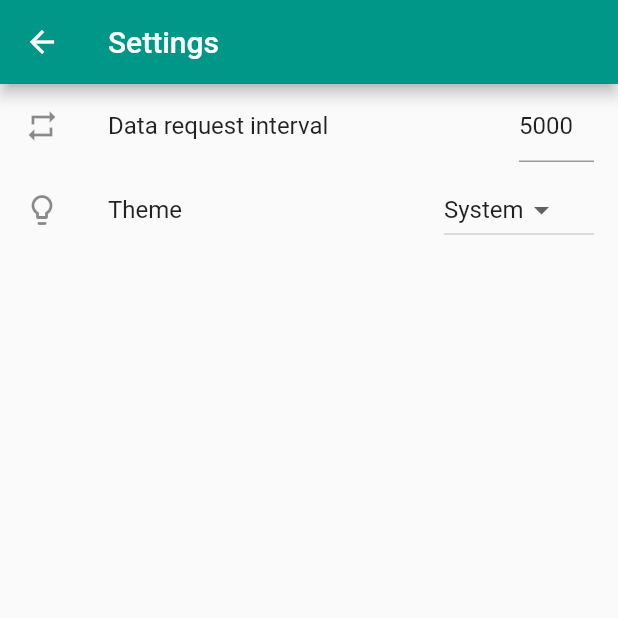
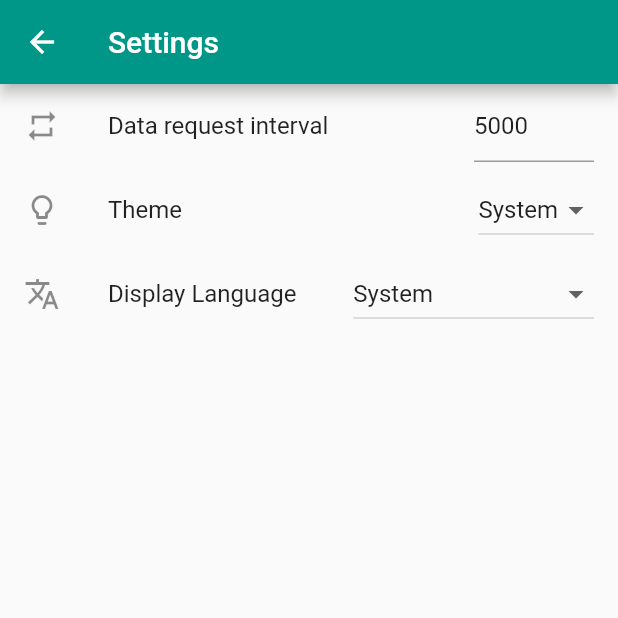
Before and after one commit to tingtingths/dsgo, a Flutter app: the screen it shows after launch, after a tap on the "menu" icon, after a tap on "Settings", on a phone screen of 412 x 824 dp, the top half of it. Run offline on Flutter 3.47's test engine with Material 2 defaults, Android fonts, the phone set to English and light mode, and no system bars; our stand-ins replace file_picker, flutter_riverpod, flutter_secure_storage, localstorage, package_info_plus, tuple; missing offline and left inert: chunked_stream, synoapi; generated files the repository leaves out were written again.

Commit message:
feat: add locale selection in settings.

```diff
--- a/lib/l10n/app_en.arb
+++ b/lib/l10n/app_en.arb
@@ -40,6 +40,19 @@
   "settingsThemeLight": "Light",
   "@settingsThemeLight": {
     "description": "Theme setting light option"
+  },
+  "displayLanguage": "Display Language",
+  "settingsDisplayLangSystem": "System",
+  "@settingsDisplayLangSystem": {
+    "description": "Display language setting system option"
+  },
+  "settingsDisplayLangEN": "English",
+  "@settingsDisplayLangEN": {
+    "description": "Display language setting English option"
+  },
+  "settingsDisplayLangZhHant": "Traditional Chinese",
+  "@settingsDisplayLangZhHant": {
+    "description": "Display language setting TC option"
   },
   "searchBarText": "Search",
   "@searchBarText": {
--- a/lib/main.dart
+++ b/lib/main.dart
@@ -1,7 +1,10 @@
+import 'dart:ui';
+
 import 'package:dsgo/datasource/connection.dart';
 import 'package:flutter/material.dart';
 import 'package:flutter_localizations/flutter_localizations.dart';
 import 'package:flutter_riverpod/flutter_riverpod.dart';
+import 'package:intl/intl.dart';
 import 'package:logging/logging.dart';
 import 'package:synoapi/synoapi.dart';
 
@@ -48,6 +51,7 @@ class App extends StatefulWidget {
 }
 
 class AppState extends State<App> {
+
   @override
   void initState() {
     // load configurations from storage
@@ -67,6 +71,8 @@ class AppState extends State<App> {
   Widget build(BuildContext context) {
     return Consumer(builder: (context, watch, _) {
       var settings = watch(userSettingsProvider).state;
+      final locale = settings.locale ?? PlatformDispatcher.instance.locale;
+
       return MaterialApp(
         home: Material(child: MainScaffold(settings)),
         themeMode: settings.themeMode,
@@ -90,9 +96,10 @@ class AppState extends State<App> {
           GlobalCupertinoLocalizations.delegate,
         ],
         supportedLocales: [
-          const Locale('en'), // English, no country code
-          const Locale.fromSubtags(languageCode: 'zh', scriptCode: 'Hant'), // 'zh_Hant_HK'
+          const Locale('en'),
+          const Locale.fromSubtags(languageCode: 'zh', scriptCode: 'Hant'),
         ],
+        locale: locale
       );
     });
   }
--- a/lib/page/settings.dart
+++ b/lib/page/settings.dart
@@ -1,10 +1,9 @@
 import 'package:dsgo/main.dart';
 import 'package:flutter/material.dart';
+import 'package:flutter_gen/gen_l10n/app_localizations.dart';
 import 'package:flutter_riverpod/flutter_riverpod.dart';
 
 import '../datasource/user_settings.dart';
-import '../util/const.dart';
-import 'package:flutter_gen/gen_l10n/app_localizations.dart';
 
 class SettingsPage extends StatefulWidget {
   @override
@@ -36,7 +35,7 @@ class SettingsPageState extends State<SettingsPage> {
                   title: Text(l10n.settingsRequestInterval),
                   leading: Icon(Icons.repeat),
                   trailing: Container(
-                    width: 50,
+                    width: 80,
                     child: TextFormField(
                       initialValue: settings.apiRequestFrequency.toRadixString(10),
                       keyboardType: TextInputType.number,
@@ -50,9 +49,7 @@ class SettingsPageState extends State<SettingsPage> {
               ListTile(
                   title: Text(l10n.theme),
                   leading: Icon(Icons.lightbulb_outline),
-                  trailing: Container(
-                      width: 100,
-                      child: DropdownButton(
+                  trailing: DropdownButton(
                     value: settings.themeMode,
                     items: ThemeMode.values.map((val) {
                       return DropdownMenuItem<ThemeMode>(
@@ -69,7 +66,31 @@ class SettingsPageState extends State<SettingsPage> {
                       context.read(userSettingsDatastoreProvider).set(settings);
                       context.read(userSettingsProvider).state = settings;
                     },
-                      ))),
+                  ),
+              ),
+              ListTile(
+                  title: Text(l10n.displayLanguage),
+                  leading: Icon(Icons.translate),
+                  trailing: DropdownButton(
+                    value: settings.locale?.toString() ?? 'system',
+                    items: [
+                      DropdownMenuItem(value: 'system', child: Text(l10n.settingsDisplayLangSystem)),
+                      DropdownMenuItem(value: Locale('en').toString(), child: Text(l10n.settingsDisplayLangEN)),
+                      DropdownMenuItem(
+                          value: Locale.fromSubtags(languageCode: 'zh', scriptCode: 'Hant').toString(),
+                          child: Text(l10n.settingsDisplayLangZhHant))
+                    ],
+                    onChanged: (dynamic val) {
+                      settings.locale = {
+                        'System': null,
+                        Locale('en').toString(): Locale('en'),
+                        Locale.fromSubtags(languageCode: 'zh', scriptCode: 'Hant').toString(): Locale.fromSubtags(languageCode: 'zh', scriptCode: 'Hant')
+                      }[val];
+                      context.read(userSettingsDatastoreProvider).set(settings);
+                      context.read(userSettingsProvider).state = settings;
+                    },
+                  )
+              ),
             ],
           ),
         ),
--- a/pubspec.yaml
+++ b/pubspec.yaml
@@ -3,7 +3,7 @@ description: Control your Synology Download Station on the go!
 
 publish_to: 'none' # Remove this line if you wish to publish to pub.dev
 
-version: 0.2.3-i18n+3
+version: 0.2.3-i18n+5
 
 environment:
   sdk: '>=2.12.0 <3.0.0'
```
Also changed, not shown: lib/model/model.dart (+16 -2 lines), 1 other file. Lines whose indentation alone changed are shown as unchanged.
